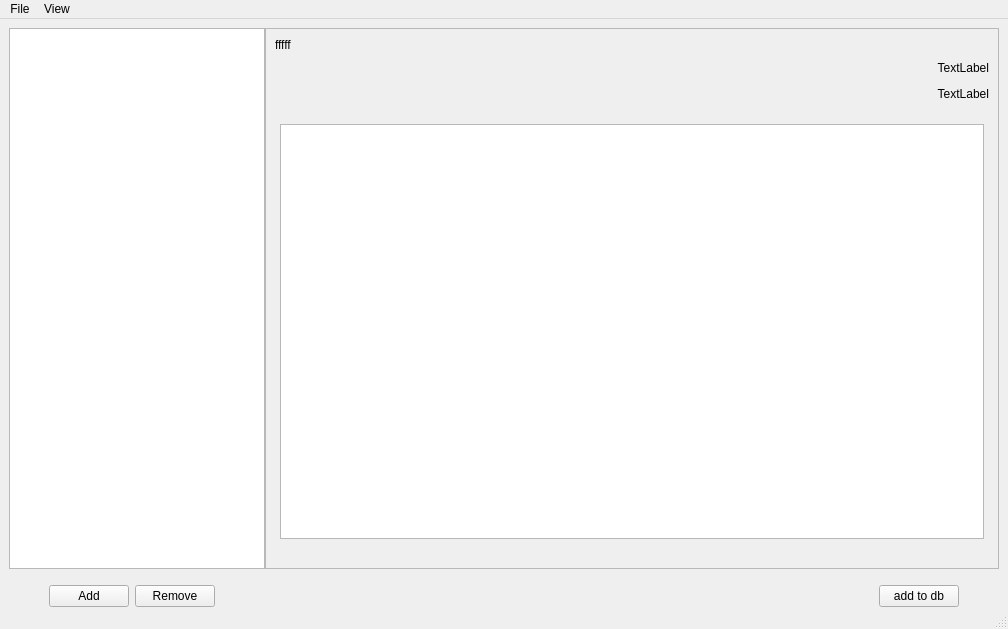
Before: the Qt Designer form mainwindow.ui in alternator0/qtbugtracker, drawn with Qt 5.
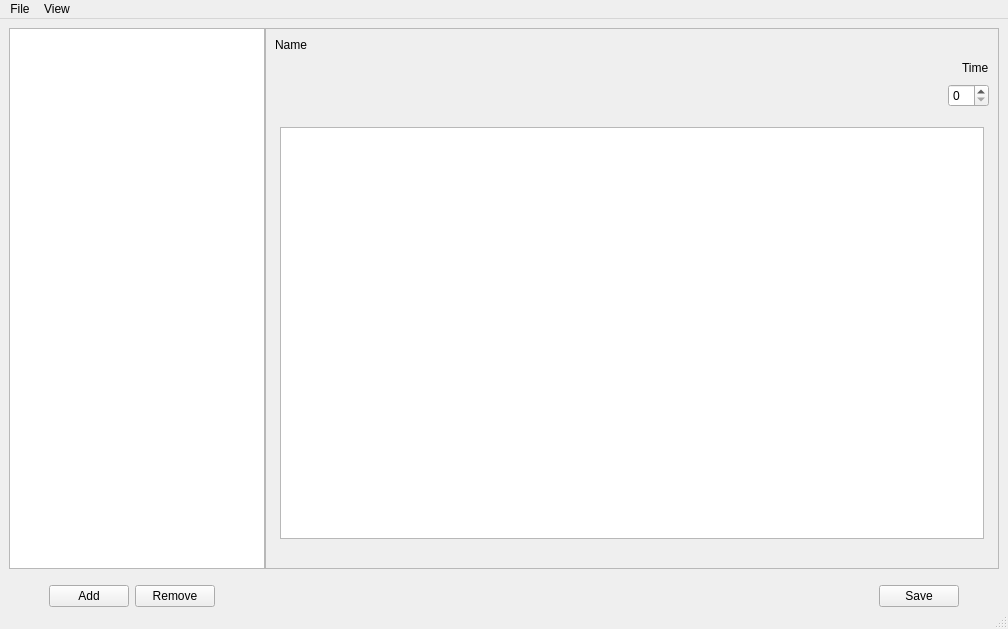
After: the same form once the commit is applied.

Commit message: adjusted column width added edit refactorised few functions added comments

```diff
--- a/mainwindow.ui
+++ b/mainwindow.ui
@@ -19,7 +19,7 @@
      <number>0</number>
     </property>
     <item row="0" column="0">
-     <layout class="QVBoxLayout" name="verticalLayout_2" stretch="15,0,0">
+     <layout class="QVBoxLayout" name="verticalLayout_2" stretch="9,0,0">
       <property name="spacing">
        <number>6</number>
       </property>
@@ -124,7 +124,10 @@
             <height>525</height>
            </rect>
           </property>
-          <layout class="QVBoxLayout" name="verticalLayout" stretch="0,0,0,10">
+          <layout class="QVBoxLayout" name="verticalLayout" stretch="0,0,0,0,10">
+           <property name="sizeConstraint">
+            <enum>QLayout::SetDefaultConstraint</enum>
+           </property>
            <item>
             <layout class="QGridLayout" name="gridLayout_2">
              <item row="0" column="0">
@@ -136,7 +139,7 @@
                 </sizepolicy>
                </property>
                <property name="text">
-                <string>fffff</string>
+                <string>Name</string>
                </property>
                <property name="alignment">
                 <set>Qt::AlignLeading|Qt::AlignLeft|Qt::AlignVCenter</set>
@@ -145,7 +148,40 @@
                 <bool>true</bool>
                </property>
                <property name="textInteractionFlags">
-                <set>Qt::LinksAccessibleByMouse|Qt::TextEditable|Qt::TextEditorInteraction|Qt::TextSelectableByKeyboard|Qt::TextSelectableByMouse</set>
+                <set>Qt::TextSelectableByMouse</set>
+               </property>
+              </widget>
+             </item>
+            </layout>
+           </item>
+           <item>
+            <layout class="QGridLayout" name="gridLayout_6">
+             <item row="1" column="0">
+              <spacer name="horizontalSpacer_5">
+               <property name="orientation">
+                <enum>Qt::Horizontal</enum>
+               </property>
+               <property name="sizeHint" stdset="0">
+                <size>
+                 <width>40</width>
+                 <height>20</height>
+                </size>
+               </property>
+              </spacer>
+             </item>
+             <item row="1" column="1">
+              <widget class="QLabel" name="label_2">
+               <property name="layoutDirection">
+                <enum>Qt::LeftToRight</enum>
+               </property>
+               <property name="text">
+                <string>Time</string>
+               </property>
+               <property name="alignment">
+                <set>Qt::AlignLeading|Qt::AlignLeft|Qt::AlignVCenter</set>
+               </property>
+               <property name="textInteractionFlags">
+                <set>Qt::LinksAccessibleByMouse|Qt::TextSelectableByMouse</set>
                </property>
               </widget>
              </item>
@@ -153,19 +189,6 @@
            </item>
            <item>
             <layout class="QGridLayout" name="gridLayout_4">
-             <item row="8" column="1">
-              <widget class="QLabel" name="label_3">
-               <property name="layoutDirection">
-                <enum>Qt::LeftToRight</enum>
-               </property>
-               <property name="text">
-                <string>TextLabel</string>
-               </property>
-               <property name="alignment">
-                <set>Qt::AlignRight|Qt::AlignTrailing|Qt::AlignVCenter</set>
-               </property>
-              </widget>
-             </item>
              <item row="8" column="0">
               <spacer name="horizontalSpacer_4">
                <property name="orientation">
@@ -179,31 +202,8 @@
                </property>
               </spacer>
              </item>
-             <item row="7" column="1">
-              <widget class="QLabel" name="label_2">
-               <property name="layoutDirection">
-                <enum>Qt::LeftToRight</enum>
-               </property>
-               <property name="text">
-                <string>TextLabel</string>
-               </property>
-               <property name="alignment">
-                <set>Qt::AlignRight|Qt::AlignTrailing|Qt::AlignVCenter</set>
-               </property>
-              </widget>
-             </item>
-             <item row="7" column="0">
-              <spacer name="horizontalSpacer_5">
-               <property name="orientation">
-                <enum>Qt::Horizontal</enum>
-               </property>
-               <property name="sizeHint" stdset="0">
-                <size>
-                 <width>40</width>
-                 <height>20</height>
-                </size>
-               </property>
-              </spacer>
+             <item row="8" column="1">
+              <widget class="QSpinBox" name="spinBox"/>
              </item>
             </layout>
            </item>
@@ -283,7 +283,7 @@
          <enum>Qt::Vertical</enum>
         </property>
         <property name="sizeType">
-         <enum>QSizePolicy::Expanding</enum>
+         <enum>QSizePolicy::Fixed</enum>
         </property>
         <property name="sizeHint" stdset="0">
          <size>
@@ -341,7 +341,7 @@
         <item>
          <widget class="QPushButton" name="pushButton_3">
           <property name="text">
-           <string>add to db</string>
+           <string>Save</string>
           </property>
          </widget>
         </item>
```
Left out of the diff: 7 changed lines with no effect on the pictures. The commit also changes 2 other files.
